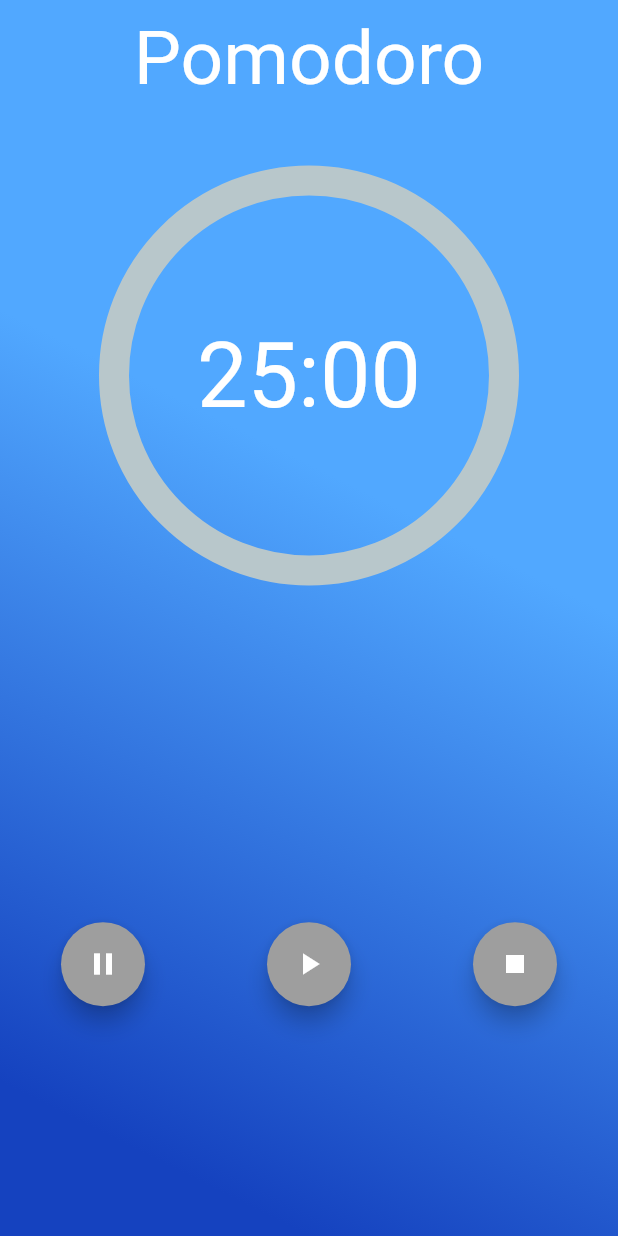
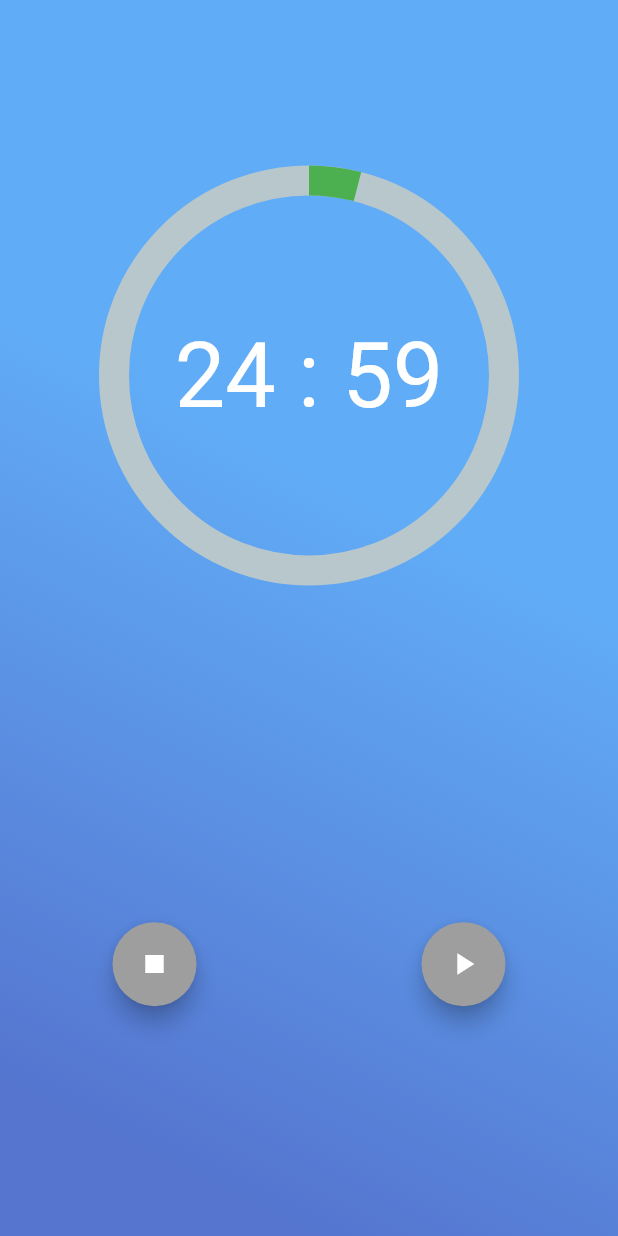
Before and after one commit to imarivero/timescom, a Flutter app: the PomodoroPage screen opened directly, after a tap on the "play arrow" icon, on a phone screen of 412 x 824 dp. Run offline on Flutter 3.47's test engine with Material 2 defaults, Android fonts, the phone set to English and light mode, and no system bars; drawn by our look-alikes of percent_indicator; our stand-ins replace font_awesome_flutter, google_fonts, quickalert; network calls fail.

Commit message:
Add files via upload

```diff
--- a/lib/screens/pomodoro_page.dart
+++ b/lib/screens/pomodoro_page.dart
@@ -2,28 +2,36 @@ import 'dart:async';
 //import 'dart:html';
 
 import 'package:flutter/material.dart';
-
 import 'package:percent_indicator/percent_indicator.dart';
-// TODO: De donde viene screenSize_reduces?
-// import 'ScreenSize_reduces.dart';
+import 'ScreenSize_reduces.dart';
+import 'package:intl/intl.dart';
 //import 'package:flutter/rendering.dart';
 
 class PomodoroPage extends StatefulWidget {
-  const PomodoroPage({Key? key}) : super(key: key);
+  PomodoroPage({Key? key}) : super(key: key);
 
   @override
   State<PomodoroPage> createState() => _PomodoroPageState();
 }
 
 class _PomodoroPageState extends State<PomodoroPage> {
-  final double _progreso = 0;
+  /*
+  double _progreso = 0;
   static int _minutos = 25;
-  final int _segundos = _minutos * 60;
+  int _segundos = _minutos * 60;
   static const maxSeconds = 25;
   int seconds = maxSeconds;
   Timer? tiempo;
   int _start = 2;
   int _startSegundos = 59;
+  */
+
+  int seconds = 00;
+  int minutes = 25;
+  Timer? timer;
+  int minutos_transcurridos = 00;
+  var f = NumberFormat("00");
+  double progreso = 0;
 
   @override
   Widget build(BuildContext context) {
@@ -31,71 +39,77 @@ class _PomodoroPageState extends State<PomodoroPage> {
       child: Scaffold(
         body: Container(
           //height: auxi_alto,
-          decoration: const BoxDecoration(
-              gradient: LinearGradient(
-                  colors: [Color(0xff1542bf), Color(0xff51a8ff)],
-                  begin: FractionalOffset(0.5, 1))),
+          decoration: BoxDecoration(
+              gradient: LinearGradient(colors: [
+            Color.fromARGB(255, 85, 117, 207),
+            Color.fromARGB(255, 97, 172, 247)
+          ], begin: FractionalOffset(0.5, 1))),
           width: double.infinity,
           child: Column(
               mainAxisAlignment: MainAxisAlignment.start,
               crossAxisAlignment: CrossAxisAlignment.center,
               children: <Widget>[
-                const Padding(
+                Padding(
                   padding: EdgeInsets.only(top: 10.0),
                   child: Text(
-                    "Pomodoro",
+                    "",
                     style: TextStyle(color: Colors.white, fontSize: 50.0),
                   ),
                 ),
                 Expanded(
                     child: CircularPercentIndicator(
-                    percent: _progreso,
+                  percent: progreso,
                   animation: true,
                   animateFromLastPercent: true,
                   radius: 140.0,
                   lineWidth: 20.0,
-                    progressColor: Colors.white,
-                    center: const Text("25:00",
+                  progressColor: Colors.green,
+                  center: Text("${f.format(minutes)} : ${f.format(seconds)}",
                       style: TextStyle(color: Colors.white, fontSize: 60.0)),
                 )),
-                const SizedBox(
+                SizedBox(
                   height: 30.0,
                 ),
                 Expanded(
                   child: Row(
                     mainAxisAlignment: MainAxisAlignment.spaceAround,
                     children: <Widget>[
+                      /*
                       FloatingActionButton(
                         onPressed: (() {
                           print("Boton de pausa");
                         }),
-                        backgroundColor: Colors.grey,
-                        child: const Icon(
+                        child: Icon(
                           Icons.pause,
                           color: Colors.white,
                         ),
+                        backgroundColor: Colors.grey,
+                      ), */
+                      FloatingActionButton(
+                        onPressed: (() {
+                          setState(() {
+                            _detenerPomodoro();
+                            print("Botón de stop");
+                          });
+                        }),
+                        child: Icon(
+                          Icons.stop,
+                          color: Colors.white,
+                        ),
+                        backgroundColor: Colors.grey,
                       ),
                       FloatingActionButton(
                         onPressed: (() {
+                          setState(() {
                             _iniciarPomodoro();
                             //print("Botón de play");
+                          });
                         }),
-                        backgroundColor: Colors.grey,
-                        child: const Icon(
+                        child: Icon(
                           Icons.play_arrow,
                           color: Colors.white,
                         ),
-                      ),
-                      FloatingActionButton(
-                        onPressed: (() {
-                          _detenerPomodoro();
-                          print("Botón de stop");
-                        }),
                         backgroundColor: Colors.grey,
-                        child: const Icon(
-                          Icons.stop,
-                          color: Colors.white,
-                        ),
                       ),
                     ],
                   ),
@@ -120,11 +134,61 @@ class _PomodoroPageState extends State<PomodoroPage> {
   }
 
   void _detenerPomodoro() {
-    tiempo?.cancel();
-    //super.dispose();
+    timer?.cancel();
+    seconds = 00;
+    minutes = 25;
+    progreso = 0;
+    minutos_transcurridos = 00;
   }
 
   void _iniciarPomodoro() {
+    if (timer != null) {
+      _detenerPomodoro();
+    }
+    if (minutes > 0) {
+      seconds = minutes * 60;
+    }
+    if (seconds > 60) {
+      minutes = (seconds / 60).floor();
+      seconds -= (minutes * 60);
+    }
+    int time_auxi = minutes * 60;
+    double auxi_progreso = (time_auxi / 100);
+    timer = Timer.periodic(Duration(seconds: 1), (timer) {
+      setState(() {
+        if (seconds > 0) {
+          seconds--;
+        } else {
+          if (minutes > 0) {
+            seconds = 59;
+            minutes--;
+            minutos_transcurridos = 25 - minutes;
+            progreso = minutos_transcurridos / 25;
+          } else {
+            progreso = 0;
+            timer.cancel();
+            print("Timer Complete");
+          }
+
+/*
+          if (minutes % 2 == 0) {
+            if (progreso < 1) {
+              progreso = minutes / 25;
+            } else {
+              progreso = 1;
+              print("Timer al 100%");
+            }
+          }*/
+        }
+      });
+    });
+    /*
+    timer = Timer.periodic(Duration(seconds: 120), (timer) {
+      this.segundos--;
+      setState(() {});
+    });
+    */
+    /*
     const oneSec = const Duration(seconds: 1);
     tiempo = Timer.periodic(
       oneSec,
@@ -146,5 +210,14 @@ class _PomodoroPageState extends State<PomodoroPage> {
         }
       },
     );
+    */
   }
+  /*
+  String formatearTiempo() {
+    Duration duracion = Duration(seconds: this.segundos);
+    int segundos = duracion.inSeconds;
+    int minutos =25;
+    return "$minutos:$segundos";
   }
+  */
+}
```
Lines whose indentation alone changed are shown as unchanged.
